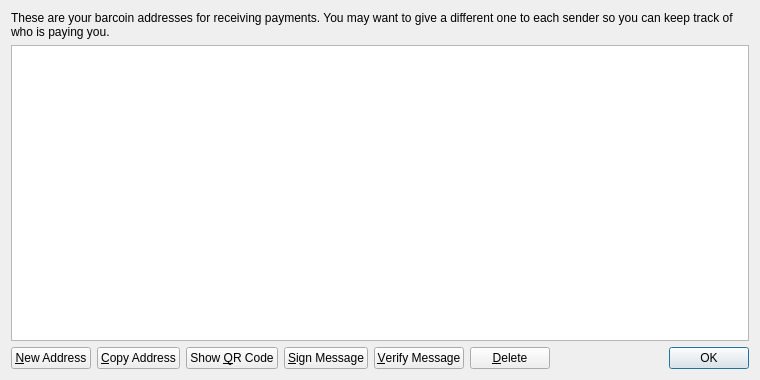
Before: the Qt Designer form src/qt/forms/addressbookpage.ui in minicoin/minicoin, drawn with Qt 5.
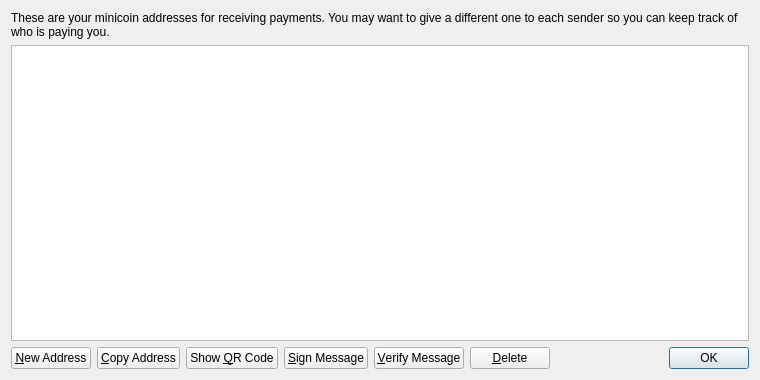
After: the same form once the commit is applied. Icons and pictures are not drawn.

Diff of the .ui file:
```diff
--- a/src/qt/forms/addressbookpage.ui
+++ b/src/qt/forms/addressbookpage.ui
@@ -17,7 +17,7 @@
    <item>
     <widget class="QLabel" name="labelExplanation">
      <property name="text">
-      <string>These are your barcoin addresses for receiving payments. You may want to give a different one to each sender so you can keep track of who is paying you.</string>
+      <string>These are your minicoin addresses for receiving payments. You may want to give a different one to each sender so you can keep track of who is paying you.</string>
      </property>
      <property name="textFormat">
       <enum>Qt::PlainText</enum>
```
